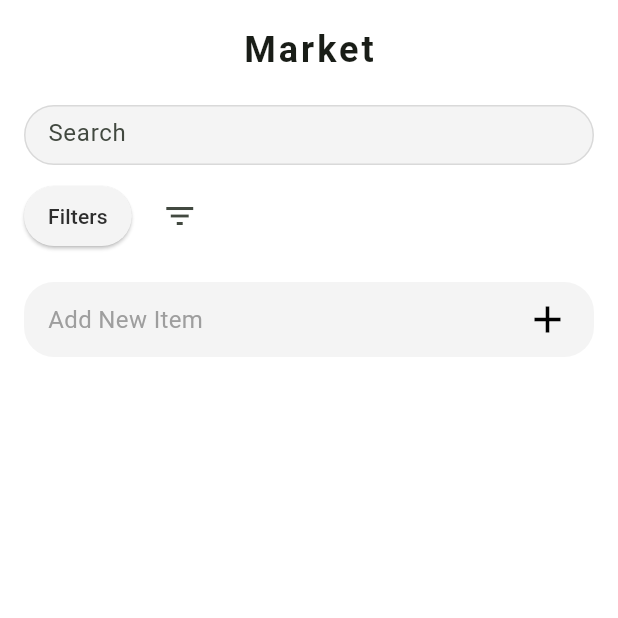
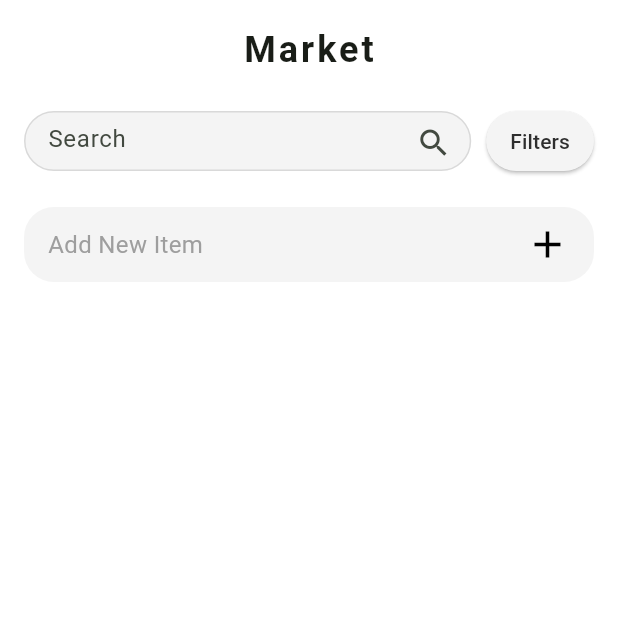
Before and after one commit to MostafaM117/car_maintenance_app, a Flutter app: the MarketPage screen opened directly, on a phone screen of 412 x 824 dp, the top half of it. Run offline on Flutter 3.47's test engine with Material 3 defaults, Android fonts, the phone set to English and light mode, and no system bars; our stand-ins replace awesome_dialog, card_swiper, cloud_firestore, dash_chat_2, firebase_auth, firebase_core and 19 more; accounts and stored records are empty.

Commit message:
search bar activated

```diff
--- a/lib/Back-end/firestore_service.dart
+++ b/lib/Back-end/firestore_service.dart
@@ -130,8 +130,8 @@ class FirestoreService {
     String? model,
     double? minPrice,
     double? maxPrice,
-    String? location,
     String? businessName,
+    String? searchQuery,
   }) {
     Query query = productsCollection;
     if (businessName != null && businessName.isNotEmpty) {
@@ -190,6 +190,11 @@ class FirestoreService {
             }
           })
           .whereType<ProductItem>()
+          .where((product) {
+            if (searchQuery == null || searchQuery.trim().isEmpty) return true;
+            final lower = searchQuery.toLowerCase();
+            return product.name.toLowerCase().contains(lower);
+          })
           .toList();
 
       print("🏷️ Building grid with ${products.length} products");
--- a/lib/screens/seller_screens/seller_market.dart
+++ b/lib/screens/seller_screens/seller_market.dart
@@ -28,7 +28,7 @@ class _MarketPageState extends State<MarketPage> {
   String? filterModel;
   double? minPrice;
   double? maxPrice;
-  String? selectedLocation;
+  String? searchQuery;
   final OfferService offerService = OfferService();
   String? businessName;
   final List<String> _carMakes = CarData.getAllMakes();
@@ -79,8 +79,10 @@ class _MarketPageState extends State<MarketPage> {
               ),
               const SizedBox(height: 20),
               Row(
+                mainAxisAlignment: MainAxisAlignment.spaceBetween,
                 children: [
                   Expanded(
+                    // ← هذا يملأ المساحة المتاحة
                     child: Container(
                       height: 40,
                       decoration: ShapeDecoration(
@@ -96,36 +98,26 @@ class _MarketPageState extends State<MarketPage> {
                       child: TextField(
                         controller: _searchController,
                         decoration: InputDecoration(
-                          hintText: 'Search',
-                          border: InputBorder.none,
-                          contentPadding: const EdgeInsets.symmetric(
-                              horizontal: 15, vertical: 10),
-                        ),
+                            hintText: 'Search',
+                            border: InputBorder.none,
+                            contentPadding: const EdgeInsets.symmetric(
+                              horizontal: 15,
+                              vertical: 10,
+                            ),
+                            suffixIcon: IconButton(
+                              icon: Icon(Icons.search),
+                              onPressed: () {
+                                setState(() {
+                                  // Trigger search with current text
+                                  searchQuery = _searchController.text;
+                                });
+                              },
+                            )),
                       ),
                     ),
                   ),
-                ],
-              ),
-              const SizedBox(height: 10),
-              Row(
-                children: [
+                  const SizedBox(width: 10),
                   _buildFilterButton('Filters'),
-                  const SizedBox(width: 8),
-                  IconButton(
-                    onPressed: () {
-                      Navigator.push(
-                        context,
-                        MaterialPageRoute(
-                          builder: (context) => Periodicpage(
-                            title: 'Periodic',
-                          ),
-                        ),
-                      );
-                    },
-                    icon: Icon(Icons.filter_list),
-                  ),
-                  // const SizedBox(width: 8),
-                  // _buildFilterButton('Filter'),
                 ],
               ),
               const SizedBox(height: 20),
@@ -178,7 +170,9 @@ class _MarketPageState extends State<MarketPage> {
                       model: filterModel,
                       minPrice: minPrice,
                       maxPrice: maxPrice,
-                      location: selectedLocation,
+                      searchQuery: _searchController.text.isNotEmpty
+                          ? _searchController.text
+                          : null,
                       businessName: businessName,
                     ),
                     builder: (context, snapshot) {
@@ -385,6 +379,8 @@ class _MarketPageState extends State<MarketPage> {
                               filterModel = null;
                               minPrice = null;
                               maxPrice = null;
+                              _searchController.clear();
+                              searchQuery = null;
                             });
                             checkFormCompletion();
                             Navigator.of(context).pop();
```
Also changed, not shown: lib/screens/Periodicpage.dart (+15 -3 lines), lib/screens/seller_screens/edit_item.dart (+7 -7 lines), 4 other files.
